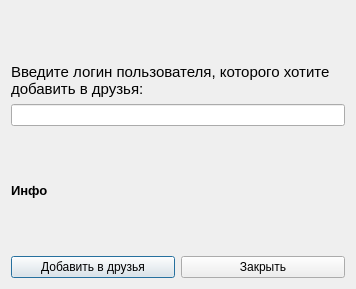
Before: the Qt Designer form sem5/supergames-qt/addfrienddialog.ui in faurkonig/i-love-karpov, drawn with Qt 5.
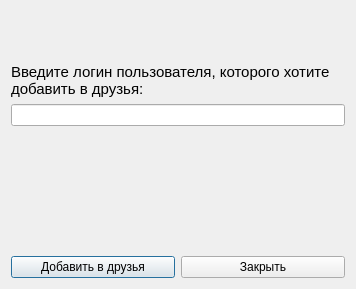
After: the same form once the commit is applied.

```diff
--- a/sem5/supergames-qt/addfrienddialog.ui
+++ b/sem5/supergames-qt/addfrienddialog.ui
@@ -67,7 +67,7 @@
       </font>
      </property>
      <property name="text">
-      <string>Инфо</string>
+      <string/>
      </property>
      <property name="wordWrap">
       <bool>true</bool>
```
